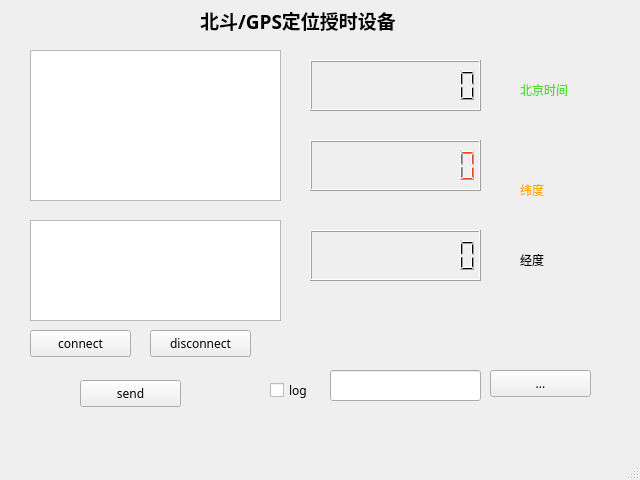
Above: mainwindow.ui from sensarliar/gps_test before the change. Below: the same form after it.
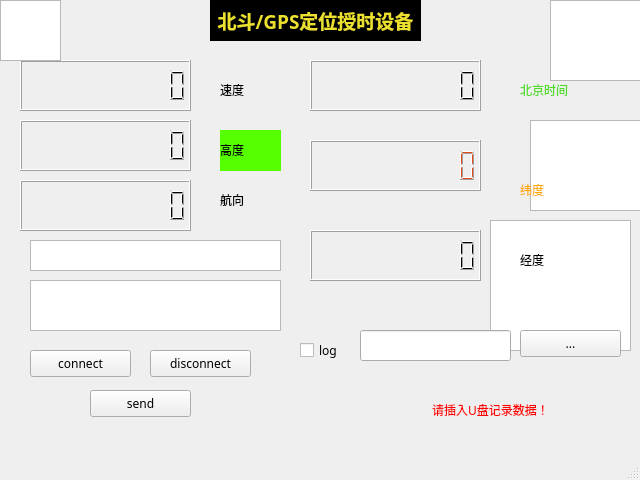
That is the form after the change. Icons and pictures are not drawn.

What changed in the file:
```diff
--- a/mainwindow.ui
+++ b/mainwindow.ui
@@ -27,9 +27,9 @@
     <property name="geometry">
      <rect>
       <x>30</x>
-      <y>220</y>
+      <y>280</y>
       <width>251</width>
-      <height>101</height>
+      <height>51</height>
      </rect>
     </property>
    </widget>
@@ -97,6 +97,9 @@
       <height>41</height>
      </rect>
     </property>
+    <property name="autoFillBackground">
+     <bool>false</bool>
+    </property>
     <property name="text">
      <string/>
     </property>
@@ -105,7 +108,7 @@
     <property name="geometry">
      <rect>
       <x>30</x>
-      <y>330</y>
+      <y>350</y>
       <width>101</width>
       <height>27</height>
      </rect>
@@ -118,7 +121,7 @@
     <property name="geometry">
      <rect>
       <x>150</x>
-      <y>330</y>
+      <y>350</y>
       <width>101</width>
       <height>27</height>
      </rect>
@@ -130,8 +133,8 @@
    <widget class="QPushButton" name="m_sendButton">
     <property name="geometry">
      <rect>
-      <x>80</x>
-      <y>380</y>
+      <x>90</x>
+      <y>390</y>
       <width>101</width>
       <height>27</height>
      </rect>
@@ -143,8 +146,8 @@
    <widget class="QCheckBox" name="m_enableLoggingCb">
     <property name="geometry">
      <rect>
-      <x>270</x>
-      <y>380</y>
+      <x>300</x>
+      <y>340</y>
       <width>61</width>
       <height>21</height>
      </rect>
@@ -159,8 +162,8 @@
    <widget class="QLineEdit" name="m_logFileLe">
     <property name="geometry">
      <rect>
-      <x>330</x>
-      <y>370</y>
+      <x>360</x>
+      <y>330</y>
       <width>151</width>
       <height>31</height>
      </rect>
@@ -169,8 +172,8 @@
    <widget class="QPushButton" name="m_logFileFileDialog">
     <property name="geometry">
      <rect>
-      <x>490</x>
-      <y>370</y>
+      <x>520</x>
+      <y>330</y>
       <width>101</width>
       <height>27</height>
      </rect>
@@ -183,9 +186,9 @@
     <property name="geometry">
      <rect>
       <x>30</x>
-      <y>50</y>
+      <y>240</y>
       <width>251</width>
-      <height>151</height>
+      <height>31</height>
      </rect>
     </property>
    </widget>
@@ -502,7 +505,7 @@
    <widget class="QLabel" name="label_5">
     <property name="geometry">
      <rect>
-      <x>200</x>
+      <x>210</x>
       <y>0</y>
       <width>211</width>
       <height>41</height>
@@ -513,10 +516,204 @@
       <family>文泉驿微米黑</family>
      </font>
     </property>
+    <property name="styleSheet">
+     <string notr="true">color: qconicalgradient(cx:0.5, cy:0.5, angle:0, stop:0 rgba(35, 40, 3, 255), stop:0.16 rgba(136, 106, 22, 255), stop:0.225 rgba(166, 140, 41, 255), stop:0.285 rgba(204, 181, 74, 255), stop:0.345 rgba(235, 219, 102, 255), stop:0.415 rgba(245, 236, 112, 255), stop:0.52 rgba(209, 190, 76, 255), stop:0.57 rgba(187, 156, 51, 255), stop:0.635 rgba(168, 142, 42, 255), stop:0.695 rgba(202, 174, 68, 255), stop:0.75 rgba(218, 202, 86, 255), stop:0.815 rgba(208, 187, 73, 255), stop:0.88 rgba(187, 156, 51, 255), stop:0.935 rgba(137, 108, 26, 255), stop:1 rgba(35, 40, 3, 255));
+background-color: rgb(0, 0, 0);</string>
+    </property>
     <property name="text">
-     <string notr="true">&lt;html&gt;&lt;head/&gt;&lt;body&gt;&lt;p&gt;&lt;span style=&quot; font-size:14pt; font-weight:600;&quot;&gt;北斗/GPS定位授时设备&lt;/span&gt;&lt;/p&gt;&lt;/body&gt;&lt;/html&gt;</string>
+     <string notr="true">&lt;html&gt;&lt;head/&gt;&lt;body&gt;&lt;p align=&quot;center&quot;&gt;&lt;span style=&quot; font-size:14pt; font-weight:600; color:#ebdf30;&quot;&gt;北斗/GPS定位授时设备&lt;/span&gt;&lt;/p&gt;&lt;/body&gt;&lt;/html&gt;</string>
     </property>
    </widget>
+   <widget class="QLCDNumber" name="m_speed">
+    <property name="geometry">
+     <rect>
+      <x>20</x>
+      <y>60</y>
+      <width>171</width>
+      <height>51</height>
+     </rect>
+    </property>
+    <property name="numDigits">
+     <number>10</number>
+    </property>
+   </widget>
+   <widget class="QLCDNumber" name="m_hight">
+    <property name="geometry">
+     <rect>
+      <x>20</x>
+      <y>120</y>
+      <width>171</width>
+      <height>51</height>
+     </rect>
+    </property>
+    <property name="numDigits">
+     <number>10</number>
+    </property>
+   </widget>
+   <widget class="QLCDNumber" name="m_direction">
+    <property name="geometry">
+     <rect>
+      <x>20</x>
+      <y>180</y>
+      <width>171</width>
+      <height>51</height>
+     </rect>
+    </property>
+    <property name="styleSheet">
+     <string notr="true"/>
+    </property>
+    <property name="numDigits">
+     <number>10</number>
+    </property>
+   </widget>
+   <widget class="QLabel" name="label_6">
+    <property name="geometry">
+     <rect>
+      <x>220</x>
+      <y>70</y>
+      <width>61</width>
+      <height>41</height>
+     </rect>
+    </property>
+    <property name="text">
+     <string>&lt;html&gt;&lt;head/&gt;&lt;body&gt;&lt;p&gt;速度&lt;/p&gt;&lt;/body&gt;&lt;/html&gt;</string>
+    </property>
+   </widget>
+   <widget class="QLabel" name="label_7">
+    <property name="geometry">
+     <rect>
+      <x>220</x>
+      <y>130</y>
+      <width>61</width>
+      <height>41</height>
+     </rect>
+    </property>
+    <property name="styleSheet">
+     <string notr="true">background-color: rgb(85, 255, 0);</string>
+    </property>
+    <property name="text">
+     <string>&lt;html&gt;&lt;head/&gt;&lt;body&gt;&lt;p&gt;高度&lt;/p&gt;&lt;/body&gt;&lt;/html&gt;</string>
+    </property>
+   </widget>
+   <widget class="QLabel" name="label_8">
+    <property name="geometry">
+     <rect>
+      <x>220</x>
+      <y>180</y>
+      <width>61</width>
+      <height>41</height>
+     </rect>
+    </property>
+    <property name="text">
+     <string>&lt;html&gt;&lt;head/&gt;&lt;body&gt;&lt;p&gt;航向&lt;/p&gt;&lt;/body&gt;&lt;/html&gt;</string>
+    </property>
+   </widget>
+   <widget class="QLabel" name="label_usbNotify">
+    <property name="geometry">
+     <rect>
+      <x>400</x>
+      <y>390</y>
+      <width>181</width>
+      <height>41</height>
+     </rect>
+    </property>
+    <property name="autoFillBackground">
+     <bool>false</bool>
+    </property>
+    <property name="styleSheet">
+     <string notr="true">color: qlineargradient(spread:pad, x1:0, y1:1, x2:0, y2:0, stop:0 rgba(0, 0, 0, 255), stop:0.05 rgba(14, 8, 73, 255), stop:0.36 rgba(28, 17, 145, 255), stop:0.6 rgba(126, 14, 81, 255), stop:0.75 rgba(234, 11, 11, 255), stop:0.79 rgba(244, 70, 5, 255), stop:0.86 rgba(255, 136, 0, 255), stop:0.935 rgba(239, 236, 55, 255));
+background-color: qconicalgradient(cx:0.5, cy:0.5, angle:0, stop:0 rgba(35, 40, 3, 255), stop:0.16 rgba(136, 106, 22, 255), stop:0.225 rgba(166, 140, 41, 255), stop:0.285 rgba(204, 181, 74, 255), stop:0.345 rgba(235, 219, 102, 255), stop:0.415 rgba(245, 236, 112, 255), stop:0.52 rgba(209, 190, 76, 255), stop:0.57 rgba(187, 156, 51, 255), stop:0.635 rgba(168, 142, 42, 255), stop:0.695 rgba(202, 174, 68, 255), stop:0.75 rgba(218, 202, 86, 255), stop:0.815 rgba(208, 187, 73, 255), stop:0.88 rgba(187, 156, 51, 255), stop:0.935 rgba(137, 108, 26, 255), stop:1 rgba(35, 40, 3, 255));</string>
+    </property>
+    <property name="text">
+     <string>&lt;html&gt;&lt;head/&gt;&lt;body&gt;&lt;p align=&quot;center&quot;&gt;&lt;span style=&quot; color:#ff0000;&quot;&gt;请插入U盘记录数据！&lt;/span&gt;&lt;/p&gt;&lt;/body&gt;&lt;/html&gt;</string>
+    </property>
+   </widget>
+   <widget class="QGraphicsView" name="graphicsView">
+    <property name="geometry">
+     <rect>
+      <x>550</x>
+      <y>0</y>
+      <width>91</width>
+      <height>81</height>
+     </rect>
+    </property>
+    <property name="styleSheet">
+     <string notr="true">border-image: url(:/new/prefix1/images/red.png);
+</string>
+    </property>
+   </widget>
+   <widget class="QGraphicsView" name="graphicsView_2">
+    <property name="geometry">
+     <rect>
+      <x>0</x>
+      <y>0</y>
+      <width>61</width>
+      <height>61</height>
+     </rect>
+    </property>
+    <property name="styleSheet">
+     <string notr="true">border-image: url(:/new/prefix1/images/plane2.png);
+</string>
+    </property>
+   </widget>
+   <widget class="QGraphicsView" name="graphicsView_3">
+    <property name="geometry">
+     <rect>
+      <x>530</x>
+      <y>120</y>
+      <width>111</width>
+      <height>91</height>
+     </rect>
+    </property>
+    <property name="styleSheet">
+     <string notr="true">border-image: url(:/new/prefix1/images/heben3.jpeg);</string>
+    </property>
+   </widget>
+   <widget class="QGraphicsView" name="graphicsView_4">
+    <property name="geometry">
+     <rect>
+      <x>490</x>
+      <y>220</y>
+      <width>141</width>
+      <height>131</height>
+     </rect>
+    </property>
+    <property name="autoFillBackground">
+     <bool>true</bool>
+    </property>
+    <property name="styleSheet">
+     <string notr="true">background-image: url(:/new/prefix1/images/Su-32 Flanker.png);</string>
+    </property>
+   </widget>
+   <zorder>graphicsView_3</zorder>
+   <zorder>graphicsView_4</zorder>
+   <zorder>m_sendEdit</zorder>
+   <zorder>label_2</zorder>
+   <zorder>m_label_N</zorder>
+   <zorder>m_connectButton</zorder>
+   <zorder>m_disconnectButton</zorder>
+   <zorder>m_sendButton</zorder>
+   <zorder>m_enableLoggingCb</zorder>
+   <zorder>m_logFileLe</zorder>
+   <zorder>m_logFileFileDialog</zorder>
+   <zorder>m_receiveEdit</zorder>
+   <zorder>m_label_debug</zorder>
+   <zorder>m_time</zorder>
+   <zorder>m_location_N</zorder>
+   <zorder>m_location_E</zorder>
+   <zorder>m_label_E</zorder>
+   <zorder>label_3</zorder>
+   <zorder>label_4</zorder>
+   <zorder>label_5</zorder>
+   <zorder>m_speed</zorder>
+   <zorder>m_hight</zorder>
+   <zorder>m_direction</zorder>
+   <zorder>label_6</zorder>
+   <zorder>label_7</zorder>
+   <zorder>label_8</zorder>
+   <zorder>label_usbNotify</zorder>
+   <zorder>graphicsView</zorder>
+   <zorder>graphicsView_2</zorder>
   </widget>
   <widget class="QMenuBar" name="menubar">
    <property name="geometry">
```
